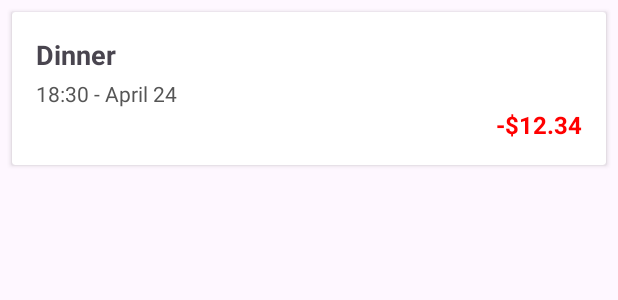
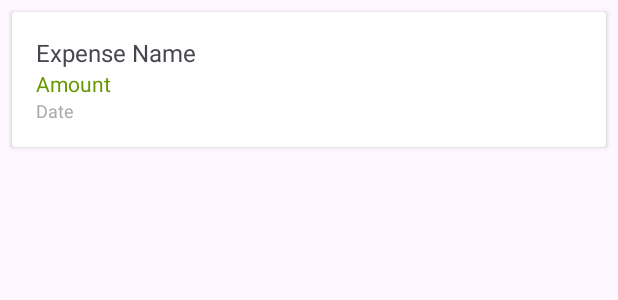
Before and after one commit to CalebHartsliefST10255912/PROG7313_POE_PART2, an Android app: the layout item_expense.xml on its own in the app's theme, with its tools: preview values and no code run, on a phone screen of 412 x 824 dp. Shown: the top 300 px of the screen. Run offline under Robolectric (Android 15) with nearby library versions, the phone set to English and light mode, and no system bars.

Commit message:
Can Add Expenses as well as view all expenses made for that user

```diff
--- a/BudgetBee/app/src/main/AndroidManifest.xml
+++ b/BudgetBee/app/src/main/AndroidManifest.xml
@@ -44,7 +44,7 @@
         <activity android:name=".MainActivity" android:exported="true" />
         <activity android:name=".AddExpenseActivity" android:exported="true" />
 
-
+        <activity android:name=".TransactionActivity" android:exported="true" />
 
     </application>
 </manifest>
--- a/BudgetBee/app/src/main/java/com/example/budgetbee/CategoriesActivity.kt
+++ b/BudgetBee/app/src/main/java/com/example/budgetbee/CategoriesActivity.kt
@@ -77,8 +77,10 @@ class CategoriesActivity : AppCompatActivity() {
                     showAddCategoryDialog()
                 } else {
                     val intent = Intent(this@CategoriesActivity, CategoryDetailsActivity::class.java)
+                    intent.putExtra("CATEGORY_ID", selectedCategory.categoryId)
                     intent.putExtra("CATEGORY_NAME", selectedCategory.name)
                     startActivity(intent)
+
                 }
             }
 
--- a/BudgetBee/app/src/main/java/com/example/budgetbee/ExpenseDao.kt
+++ b/BudgetBee/app/src/main/java/com/example/budgetbee/ExpenseDao.kt
@@ -14,7 +14,7 @@ interface ExpenseDao {
     @Query("SELECT * FROM expenses WHERE userId = :userId ORDER BY date DESC")
     suspend fun getExpensesForUser(userId: Int): List<ExpenseEntryEntity>
 
-    @Query("SELECT * FROM expenses WHERE categoryId = :categoryId ORDER BY date DESC")
+    @Query("SELECT * FROM expenses WHERE categoryId = :categoryId")
     suspend fun getExpensesForCategory(categoryId: Int): List<ExpenseEntryEntity>
 
     @Query("SELECT * FROM expenses WHERE userId = :userId")
--- a/BudgetBee/app/src/main/java/com/example/budgetbee/MainActivity.kt
+++ b/BudgetBee/app/src/main/java/com/example/budgetbee/MainActivity.kt
@@ -10,6 +10,8 @@ import androidx.core.view.ViewCompat
 import androidx.core.view.WindowInsetsCompat
 import androidx.fragment.app.Fragment
 import com.example.budgetbee.databinding.ActivityMainBinding
+
+
 
 class MainActivity : AppCompatActivity() {
 
--- a/BudgetBee/app/src/main/res/layout/item_expense.xml
+++ b/BudgetBee/app/src/main/res/layout/item_expense.xml
@@ -7,37 +7,33 @@
     android:elevation="4dp">
 
     <LinearLayout
+        android:orientation="vertical"
         android:padding="16dp"
-        android:orientation="vertical"
         android:layout_width="match_parent"
         android:layout_height="wrap_content">
 
         <TextView
             android:id="@+id/textExpenseName"
-            android:text="Dinner"
-            android:textSize="18sp"
-            android:textStyle="bold"
             android:layout_width="wrap_content"
-            android:layout_height="wrap_content" />
+            android:layout_height="wrap_content"
+            android:text="Expense Name"
+            android:textSize="16sp"/>
 
         <TextView
-            android:id="@+id/textDateTime"
-            android:text="18:30 - April 24"
+            android:id="@+id/textExpenseAmount"
+            android:layout_width="wrap_content"
+            android:layout_height="wrap_content"
+            android:text="Amount"
             android:textSize="14sp"
-            android:textColor="#555"
-            android:layout_marginTop="4dp"
-            android:layout_width="wrap_content"
-            android:layout_height="wrap_content" />
+            android:textColor="@android:color/holo_green_dark"/>
 
         <TextView
-            android:id="@+id/textAmount"
-            android:text="-$12.34"
-            android:textSize="16sp"
-            android:textStyle="bold"
-            android:textColor="#FF0000"
-            android:layout_gravity="end"
+            android:id="@+id/textExpenseDate"
             android:layout_width="wrap_content"
-            android:layout_height="wrap_content" />
+            android:layout_height="wrap_content"
+            android:text="Date"
+            android:textSize="12sp"
+            android:textColor="@android:color/darker_gray"/>
+    </LinearLayout>
 
-    </LinearLayout>
 </androidx.cardview.widget.CardView>
```
Also changed, not shown: BudgetBee/app/src/main/java/com/example/budgetbee/CategoryDetailsActivity.kt (+13 -3 lines), BudgetBee/app/src/main/java/com/example/budgetbee/ExpenseAdapter.kt (+82 -50 lines), BudgetBee/app/src/main/java/com/example/budgetbee/TransactionFragment.kt (+13 -42 lines), BudgetBee/app/src/main/java/com/example/budgetbee/TransactionsActivity.kt (+36 -2 lines), BudgetBee/app/src/main/res/layout/activity_transactions.xml (+3 -27 lines), BudgetBee/app/src/main/res/layout/fragment_transaction.xml (+9 -24 lines).
